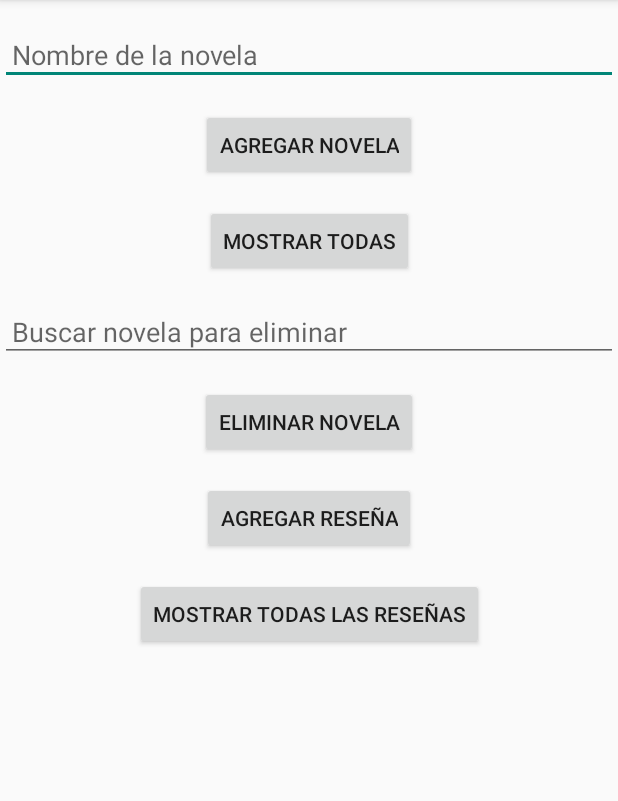
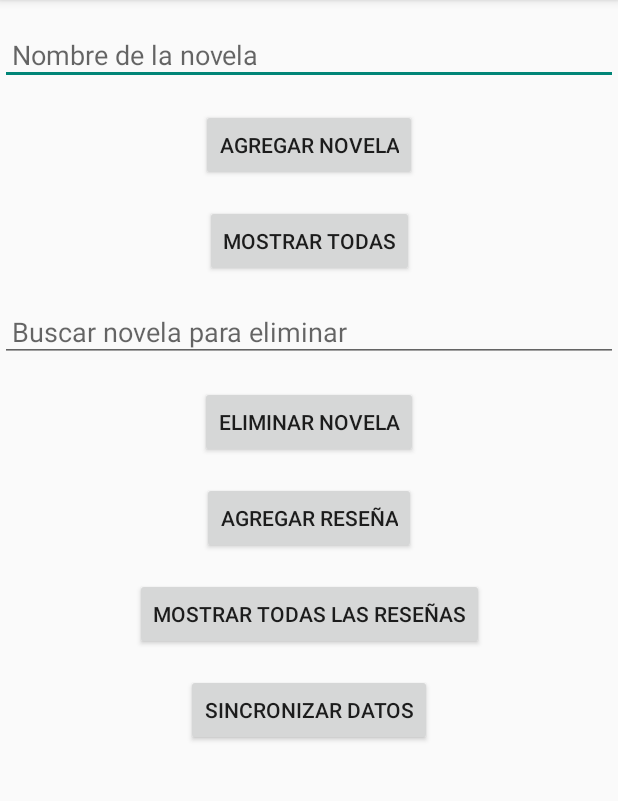
Before and after one commit to Tapiiaa/NovelasPractica, an Android app built with Jetpack Compose: the MainActivity screen opened directly, with no data from a screen before it, after a tap on "AGREGAR NOVELA", on a phone screen of 412 x 824 dp, the part 84-885 px from its top. Run offline under Robolectric (Android 15) with nearby library versions, the phone set to English and light mode, and no system bars; our stand-ins replace Room's generated code.

```diff
--- a/app/src/main/java/com/example/novelaspractica/Novel.java
+++ b/app/src/main/java/com/example/novelaspractica/Novel.java
@@ -13,7 +13,7 @@ public class Novel {
     private int year;
     private String synopsis;
 
-    public Novel(String title, String author, int year, String synopsis) {
+    public Novel(String title) {
         this.title = title;
         this.author = author;
         this.year = year;
--- a/app/src/main/java/com/example/novelaspractica/activities/MainActivity.java
+++ b/app/src/main/java/com/example/novelaspractica/activities/MainActivity.java
@@ -17,12 +17,13 @@ import com.example.novelaspractica.Novel;
 import com.example.novelaspractica.viewmodel.NovelViewModel;
 import com.example.novelaspractica.R;
 import com.example.novelaspractica.adapters.NovelAdapter;
+import com.example.novelaspractica.tasks.SyncDataTask;
 
 import java.util.List;
 
 public class MainActivity extends AppCompatActivity {
 
-    private Button buttonAddBook, buttonDeleteBook, buttonShowAll, buttonAddReview, buttonShowReviews;
+    private Button buttonAddBook, buttonDeleteBook, buttonShowAll, buttonAddReview, buttonShowReviews, buttonSyncData;
     private EditText editTextNovelName, editTextSearchNovel;
     private RecyclerView recyclerView;
     private NovelViewModel novelViewModel;
@@ -41,6 +42,7 @@ public class MainActivity extends AppCompatActivity {
         buttonShowAll = findViewById(R.id.buttonShowAll);
         buttonAddReview = findViewById(R.id.buttonAddReview);
         buttonShowReviews = findViewById(R.id.buttonShowReviews);
+        buttonSyncData = findViewById(R.id.buttonSyncData);  // Nueva referencia al botón de sincronización
         recyclerView = findViewById(R.id.recyclerView);
 
         recyclerView.setLayoutManager(new LinearLayoutManager(this));
@@ -48,9 +50,8 @@ public class MainActivity extends AppCompatActivity {
         novelAdapter = new NovelAdapter();
         recyclerView.setAdapter(novelAdapter);
 
-        // ViewModel para gestionar la base de datos
+        // ViewModel para gestionar los datos
         novelViewModel = new ViewModelProvider(this).get(NovelViewModel.class);
-
         novelViewModel.getAllNovels().observe(this, new Observer<List<Novel>>() {
             @Override
             public void onChanged(List<Novel> novels) {
@@ -58,32 +59,33 @@ public class MainActivity extends AppCompatActivity {
             }
         });
 
-        // Agregar una nueva novela
+        // Configurar el botón de sincronización de datos
+        buttonSyncData.setOnClickListener(new View.OnClickListener() {
+            @Override
+            public void onClick(View v) {
+                // Ejecutar la tarea de sincronización en segundo plano
+                SyncDataTask syncDataTask = new SyncDataTask(MainActivity.this);
+                syncDataTask.execute();
+            }
+        });
+
+        // Lógica para agregar novela
         buttonAddBook.setOnClickListener(new View.OnClickListener() {
             @Override
             public void onClick(View v) {
                 String novelName = editTextNovelName.getText().toString().trim();
                 if (!novelName.isEmpty()) {
-                    Novel newNovel = new Novel(novelName, "Autor Desconocido", 2023, "Sinopsis no disponible");
-                    novelViewModel.insert(newNovel);
-                    editTextNovelName.setText(""); // Limpiar el campo de texto
+                    Novel novel = new Novel(novelName);
+                    novelViewModel.insert(novel);
                     Toast.makeText(MainActivity.this, "Novela agregada", Toast.LENGTH_SHORT).show();
+                    editTextNovelName.setText("");
                 } else {
-                    Toast.makeText(MainActivity.this, "Por favor, ingrese un nombre para la novela", Toast.LENGTH_SHORT).show();
+                    Toast.makeText(MainActivity.this, "Ingrese un nombre", Toast.LENGTH_SHORT).show();
                 }
             }
         });
 
-        // Redirigir a la pantalla para mostrar todas las novelas
-        buttonShowAll.setOnClickListener(new View.OnClickListener() {
-            @Override
-            public void onClick(View v) {
-                Intent intent = new Intent(MainActivity.this, ShowNovelsActivity.class);
-                startActivity(intent);
-            }
-        });
-
-        // Buscar y eliminar novela por nombre
+        // Lógica para eliminar novela
         buttonDeleteBook.setOnClickListener(new View.OnClickListener() {
             @Override
             public void onClick(View v) {
--- a/app/src/main/res/layout/activity_main.xml
+++ b/app/src/main/res/layout/activity_main.xml
@@ -94,4 +94,14 @@
         app:layout_constraintBottom_toBottomOf="parent"
         app:layout_constraintStart_toStartOf="parent"
         app:layout_constraintEnd_toEndOf="parent"/>
+
+    <Button
+        android:id="@+id/buttonSyncData"
+        android:layout_width="wrap_content"
+        android:layout_height="wrap_content"
+        android:text="Sincronizar datos"
+        app:layout_constraintTop_toBottomOf="@id/buttonShowReviews"
+        app:layout_constraintStart_toStartOf="parent"
+        app:layout_constraintEnd_toEndOf="parent"
+        android:layout_marginTop="16dp" />
 </androidx.constraintlayout.widget.ConstraintLayout>
```
Also changed, not shown: app/src/main/java/com/example/novelaspractica/tasks/SyncDataTask.java (added, +29 -0 lines).
